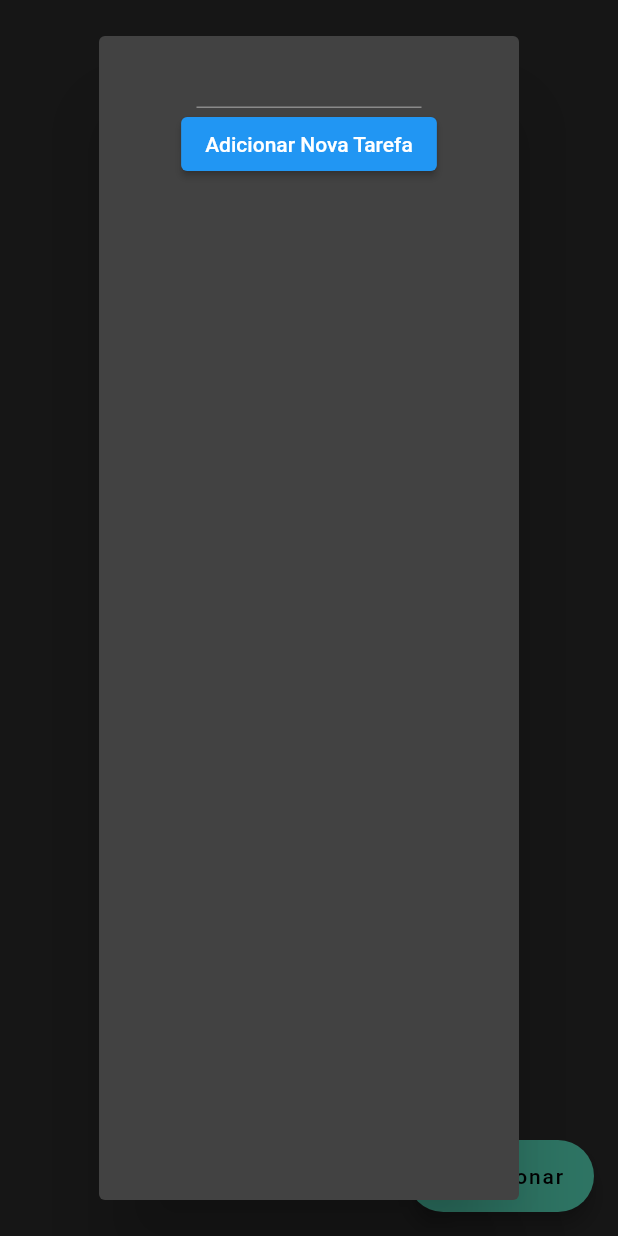
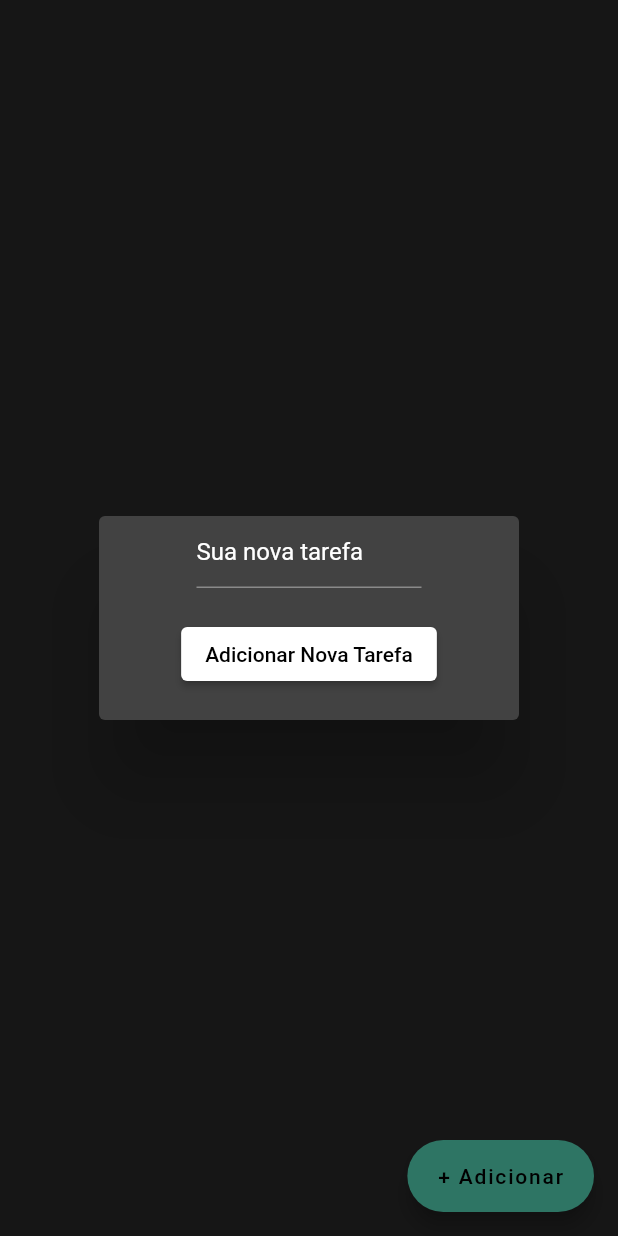
Before and after one commit to vinihzets/todoList, a Flutter app: the screen it shows after launch, after a tap on "+ Adicionar", on a phone screen of 412 x 824 dp. Run offline on Flutter 3.47's test engine with Material 2 defaults, Android fonts, the phone set to English and light mode, and no system bars; our stand-ins replace either_dart, get_it.

Commit message:
melhorias home/widgets

```diff
--- a/lib/features/home/presentation/ui/home_screen.dart
+++ b/lib/features/home/presentation/ui/home_screen.dart
@@ -93,19 +93,33 @@ _buildNewTodoDialog(
       builder: (context) {
         return Dialog(
           child: Column(
+            mainAxisSize: MainAxisSize.min,
             children: [
               SizedBox(
                 width: 150,
                 child: TextField(
                   controller: controller,
+                  decoration: const InputDecoration(
+                      hintText: 'Sua nova tarefa',
+                      hintStyle: TextStyle(color: Colors.white)),
                 ),
               ),
-              ElevatedButton(
-                  onPressed: () {
-                    bloc.dispatchEvent(
-                        HomeEventAddTodo(context, controller.text));
-                  },
-                  child: Text('Adicionar Nova Tarefa'))
+              Padding(
+                padding: const EdgeInsets.all(20.0),
+                child: ElevatedButton(
+                    style: const ButtonStyle(
+                        backgroundColor:
+                            MaterialStatePropertyAll(Colors.white)),
+                    onPressed: () {
+                      bloc.dispatchEvent(
+                          HomeEventAddTodo(context, controller.text));
+                      controller.text = '';
+                    },
+                    child: const Text(
+                      'Adicionar Nova Tarefa',
+                      style: TextStyle(color: Colors.black),
+                    )),
+              )
             ],
           ),
         );
```
